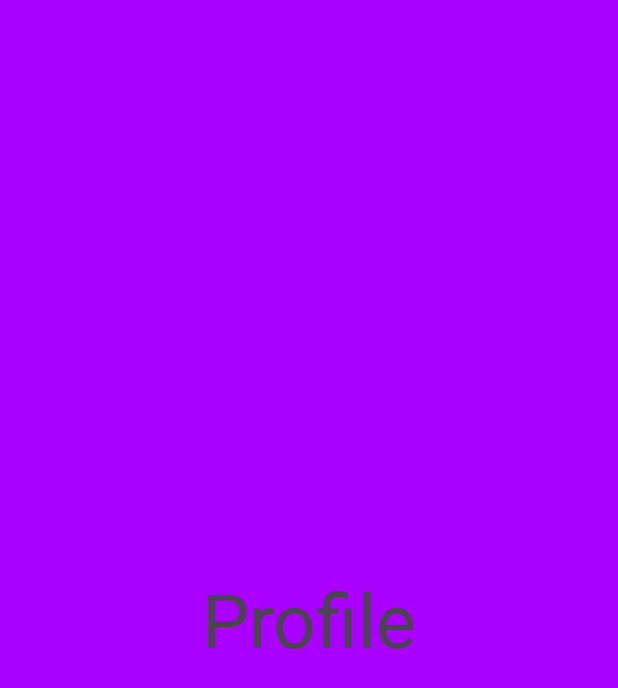
After one commit to sigmamaintech/FastInt, an Android app: the fragment ProfileFramgent shown on its own in the app's theme, on a phone screen of 412 x 824 dp. The commit adds this screen. Shown: the top 688 px of the screen. Run offline under Robolectric (Android 15) with nearby library versions, the phone set to English and light mode, and no system bars.

Commit message:
нижнее меню

```diff
--- a/app/build.gradle.kts
+++ b/app/build.gradle.kts
@@ -37,6 +37,8 @@ dependencies {
     implementation("androidx.appcompat:appcompat:1.6.1")
     implementation("com.google.android.material:material:1.11.0")
     implementation("androidx.constraintlayout:constraintlayout:2.1.4")
+    implementation("androidx.navigation:navigation-fragment:2.7.7")
+    implementation("androidx.navigation:navigation-ui:2.7.7")
     testImplementation("junit:junit:4.13.2")
     androidTestImplementation("androidx.test.ext:junit:1.1.5")
     androidTestImplementation("androidx.test.espresso:espresso-core:3.5.1")
--- a/app/src/main/java/com/example/fastint/MainActivity.java
+++ b/app/src/main/java/com/example/fastint/MainActivity.java
@@ -6,8 +6,10 @@ import android.content.Intent;
 import android.os.Bundle;
 import android.view.View;
 
+import com.google.android.material.bottomnavigation.BottomNavigationView;
+
 public class MainActivity extends AppCompatActivity {
-
+    ActivityMainBinding
     @Override
     protected void onCreate(Bundle savedInstanceState) {
         super.onCreate(savedInstanceState);
--- /dev/null
+++ b/app/src/main/java/com/example/fastint/ProfileFramgent.java
@@ -0,0 +1,64 @@
+package com.example.fastint;
+
+import android.os.Bundle;
+
+import androidx.fragment.app.Fragment;
+
+import android.view.LayoutInflater;
+import android.view.View;
+import android.view.ViewGroup;
+
+/**
+ * A simple {@link Fragment} subclass.
+ * Use the {@link ProfileFramgent#newInstance} factory method to
+ * create an instance of this fragment.
+ */
+public class ProfileFramgent extends Fragment {
+
+    // TODO: Rename parameter arguments, choose names that match
+    // the fragment initialization parameters, e.g. ARG_ITEM_NUMBER
+    private static final String ARG_PARAM1 = "param1";
+    private static final String ARG_PARAM2 = "param2";
+
+    // TODO: Rename and change types of parameters
+    private String mParam1;
+    private String mParam2;
+
+    public ProfileFramgent() {
+        // Required empty public constructor
+    }
+
+    /**
+     * Use this factory method to create a new instance of
+     * this fragment using the provided parameters.
+     *
+     * @param param1 Parameter 1.
+     * @param param2 Parameter 2.
+     * @return A new instance of fragment ProfileFramgent.
+     */
+    // TODO: Rename and change types and number of parameters
+    public static ProfileFramgent newInstance(String param1, String param2) {
+        ProfileFramgent fragment = new ProfileFramgent();
+        Bundle args = new Bundle();
+        args.putString(ARG_PARAM1, param1);
+        args.putString(ARG_PARAM2, param2);
+        fragment.setArguments(args);
+        return fragment;
+    }
+
+    @Override
+    public void onCreate(Bundle savedInstanceState) {
+        super.onCreate(savedInstanceState);
+        if (getArguments() != null) {
+            mParam1 = getArguments().getString(ARG_PARAM1);
+            mParam2 = getArguments().getString(ARG_PARAM2);
+        }
+    }
+
+    @Override
+    public View onCreateView(LayoutInflater inflater, ViewGroup container,
+                             Bundle savedInstanceState) {
+        // Inflate the layout for this fragment
+        return inflater.inflate(R.layout.fragment_profile_framgent, container, false);
+    }
+}
--- /dev/null
+++ b/app/src/main/res/drawable/baseline_account_circle_24.xml
@@ -0,0 +1,5 @@
+<vector android:height="24dp" android:tint="#AA00FF"
+    android:viewportHeight="24" android:viewportWidth="24"
+    android:width="24dp" xmlns:android="http://schemas.android.com/apk/res/android">
+    <path android:fillColor="@android:color/white" android:pathData="M12,2C6.48,2 2,6.48 2,12s4.48,10 10,10s10,-4.48 10,-10S17.52,2 12,2zM12,6c1.93,0 3.5,1.57 3.5,3.5S13.93,13 12,13s-3.5,-1.57 -3.5,-3.5S10.07,6 12,6zM12,20c-2.03,0 -4.43,-0.82 -6.14,-2.88C7.55,15.8 9.68,15 12,15s4.45,0.8 6.14,2.12C16.43,19.18 14.03,20 12,20z"/>
+</vector>
--- /dev/null
+++ b/app/src/main/res/drawable/baseline_analytics_24.xml
@@ -0,0 +1,5 @@
+<vector android:height="24dp" android:tint="#AA00FF"
+    android:viewportHeight="24" android:viewportWidth="24"
+    android:width="24dp" xmlns:android="http://schemas.android.com/apk/res/android">
+    <path android:fillColor="@android:color/white" android:pathData="M19,3L5,3c-1.1,0 -2,0.9 -2,2v14c0,1.1 0.9,2 2,2h14c1.1,0 2,-0.9 2,-2L21,5c0,-1.1 -0.9,-2 -2,-2zM9,17L7,17v-5h2v5zM13,17h-2v-3h2v3zM13,12h-2v-2h2v2zM17,17h-2L15,7h2v10z"/>
+</vector>
--- /dev/null
+++ b/app/src/main/res/drawable/baseline_home_24.xml
@@ -0,0 +1,5 @@
+<vector android:height="24dp" android:tint="#AA00FF"
+    android:viewportHeight="24" android:viewportWidth="24"
+    android:width="24dp" xmlns:android="http://schemas.android.com/apk/res/android">
+    <path android:fillColor="@android:color/white" android:pathData="M10,20v-6h4v6h5v-8h3L12,3 2,12h3v8z"/>
+</vector>
--- /dev/null
+++ b/app/src/main/res/drawable/baseline_library_books_24.xml
@@ -0,0 +1,5 @@
+<vector android:autoMirrored="true" android:height="24dp"
+    android:tint="#AA00FF" android:viewportHeight="24"
+    android:viewportWidth="24" android:width="24dp" xmlns:android="http://schemas.android.com/apk/res/android">
+    <path android:fillColor="@android:color/white" android:pathData="M4,6L2,6v14c0,1.1 0.9,2 2,2h14v-2L4,20L4,6zM20,2L8,2c-1.1,0 -2,0.9 -2,2v12c0,1.1 0.9,2 2,2h12c1.1,0 2,-0.9 2,-2L22,4c0,-1.1 -0.9,-2 -2,-2zM19,11L9,11L9,9h10v2zM15,15L9,15v-2h6v2zM19,7L9,7L9,5h10v2z"/>
+</vector>
--- /dev/null
+++ b/app/src/main/res/layout/fragment_profile_framgent.xml
@@ -0,0 +1,20 @@
+<?xml version="1.0" encoding="utf-8"?>
+<androidx.constraintlayout.widget.ConstraintLayout xmlns:android="http://schemas.android.com/apk/res/android"
+    xmlns:app="http://schemas.android.com/apk/res-auto"
+    xmlns:tools="http://schemas.android.com/tools"
+    android:layout_width="match_parent"
+    android:layout_height="match_parent"
+    android:background="#AA00FF"
+    tools:context=".ProfileFramgent">
+
+    <TextView
+        android:layout_width="wrap_content"
+        android:layout_height="wrap_content"
+        android:text="@string/Profile"
+        android:textSize="50sp"
+        app:layout_constraintBottom_toBottomOf="parent"
+        app:layout_constraintEnd_toEndOf="parent"
+        app:layout_constraintStart_toStartOf="parent"
+        app:layout_constraintTop_toTopOf="parent" />
+
+</androidx.constraintlayout.widget.ConstraintLayout>
--- a/app/src/main/res/values/strings.xml
+++ b/app/src/main/res/values/strings.xml
@@ -16,4 +16,7 @@
     <string name="Teacher">Teacher</string>
     <string name="Student">Student</string>
     <string name="FatherName">Enter father name</string>
+    <string name="Library">Library</string>
+    <string name="Tests">Tests</string>
+    <string name="Profile">Profile</string>
 </resources>
```
Also changed, not shown: app/src/main/java/com/example/fastint/LibraryFragment.java (added, +64 -0 lines), app/src/main/java/com/example/fastint/News.java (deleted, +0 -13 lines), app/src/main/java/com/example/fastint/NewsFragment.java (added, +64 -0 lines), app/src/main/java/com/example/fastint/TestsFragment.java (added, +64 -0 lines), app/src/main/res/layout/activity_main.xml (+15 -5 lines), app/src/main/res/layout/activity_news.xml (deleted, +0 -9 lines), app/src/main/res/layout/fragment_library.xml (added, +20 -0 lines), app/src/main/res/layout/fragment_news.xml (added, +20 -0 lines), app/src/main/res/layout/fragment_tests.xml (added, +20 -0 lines), app/src/main/res/menu/menu_button.xml (added, +21 -0 lines), app/src/main/res/navigation/navigation_fragment.xml (added, +28 -0 lines), 1 other file.
